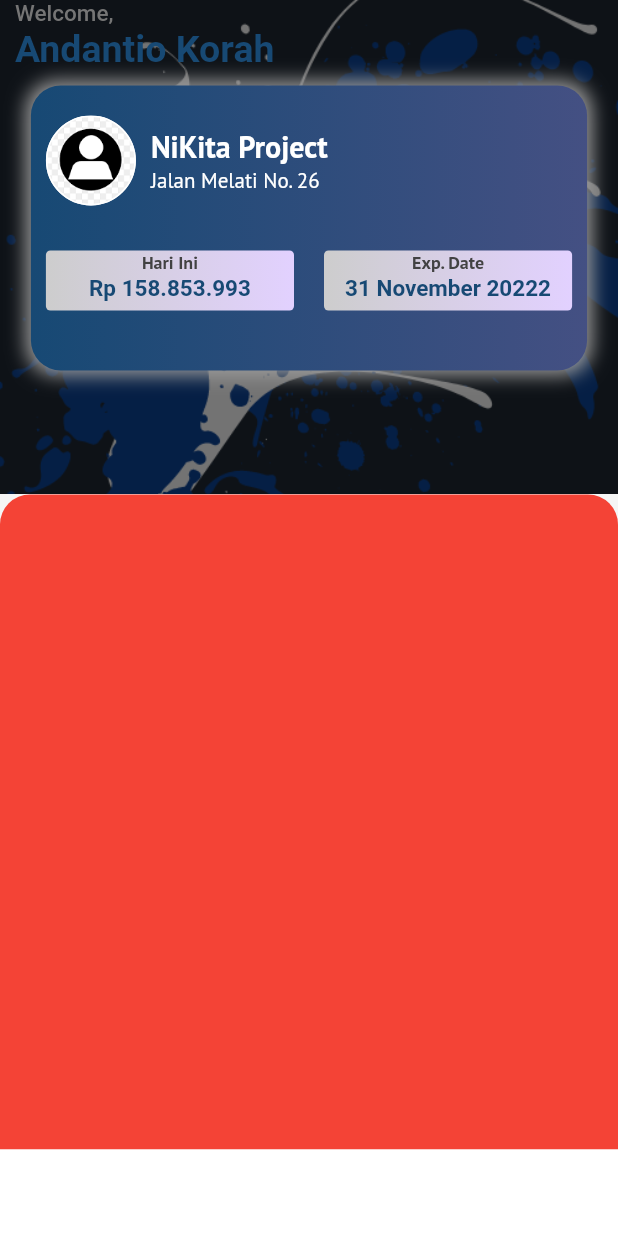
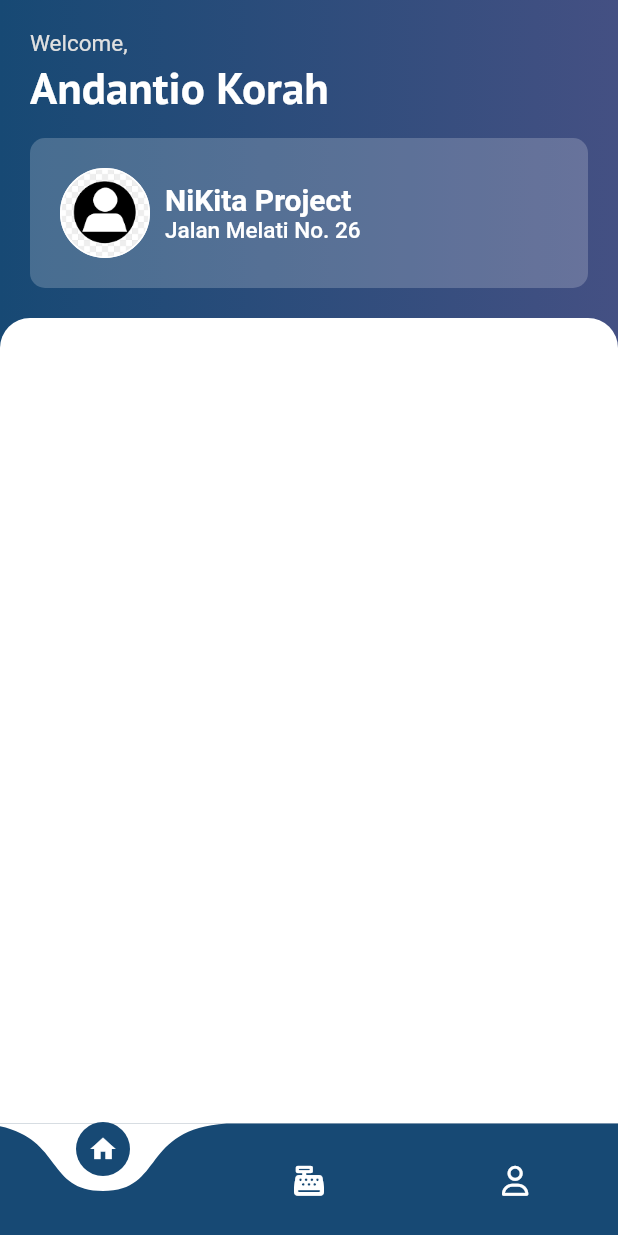
Before and after one commit to AndantioKorah/posumkm, a Flutter app: the HomePage screen opened directly, on a phone screen of 412 x 824 dp. Run offline on Flutter 3.47's test engine with Material 2 defaults, Android fonts, the phone set to English and light mode, and no system bars; drawn by our look-alikes of curved_navigation_bar; our stand-ins replace flutter_spinkit, font_awesome_flutter.

Commit message:
new home page

```diff
--- a/lib/homepage.dart
+++ b/lib/homepage.dart
@@ -2,9 +2,10 @@
 
 // import 'dart:ui';
 
+import 'package:curved_navigation_bar/curved_navigation_bar.dart';
 import 'package:flutter/material.dart';
+import 'package:font_awesome_flutter/font_awesome_flutter.dart';
 // import 'package:flutter_native_splash/flutter_native_splash.dart';
-
 
 class HomePage extends StatefulWidget {
   const HomePage({Key? key}) : super(key: key);
@@ -25,125 +26,41 @@ class _HomePageState extends State<HomePage> {
   @override
   Widget build(BuildContext context) {
     // var sizeScreen = MediaQuery.of(context).size;
-    // var theme = Theme.of(context);
+    var theme = Theme.of(context);
 
     return Scaffold(
         // backgroundColor: const Color.fromARGB(255, 227, 227, 227),
-      backgroundColor: Colors.grey[100],
-      body: Column(children: const [
-        // AppBar(),
-        TopWidget(),
-        BodyWidget(),
-        BottomWidget()
-      ]),
-    );
-  }
-}
-
-class BodyWidget extends StatelessWidget{
-  const BodyWidget({super.key});
-
-  @override
-  Widget build(BuildContext context) {
-    var sizeScreen = MediaQuery.of(context).size;
-
-    return Column(
-      children: [
-        Container(
-          height: sizeScreen.height * 0.53,
-          decoration: BoxDecoration(
-            color: Colors.red,
-            borderRadius: BorderRadius.only(
-              topLeft: Radius.circular(20),
-              topRight: Radius.circular(20)
+        backgroundColor: Colors.grey[500],
+        bottomNavigationBar: CurvedNavigationBar(
+          backgroundColor: Colors.white,
+          buttonBackgroundColor: theme.colorScheme.onPrimaryContainer,
+          color: theme.colorScheme.onPrimaryContainer,
+          animationCurve: Curves.linear,
+          animationDuration: Duration(milliseconds: 300),
+          items: const <Widget>[
+            Icon(
+              Icons.home,
+              size: 20,
+              color: Colors.white,
             ),
+            Icon(
+              FontAwesomeIcons.cashRegister,
+              size: 20,
+              color: Colors.white,
             ),
-        )
-      ],
-    );
-  }
-}
-
-class BottomWidget extends StatelessWidget{
-  const BottomWidget({super.key});
-
-  @override
-  Widget build(BuildContext context) {
-    var sizeScreen = MediaQuery.of(context).size;
-
-    return Column(
-      children: [
-        Container(
-          height: sizeScreen.height * 0.07,
-          decoration: BoxDecoration(
+            Icon(
+              FontAwesomeIcons.user,
+              size: 20,
               color: Colors.white,
-            // image: DecorationImage(
-            //   image: AssetImage("assets/images/bg-header-home.png"),
-            //   fit: BoxFit.cover,
-            // ),
-            // borderRadius: BorderRadius.only(
-            //   topLeft: Radius.circular(20),
-            //   topRight: Radius.circular(20)
-            // ),
-          ),
-        )
-      ],
-    );
-  }
-}
-
-class TopWidget extends StatelessWidget{
-  const TopWidget({super.key});
-
-  @override
-  Widget build(BuildContext context) {
-    var theme = Theme.of(context);
-    var sizeScreen = MediaQuery.of(context).size;
-
-    return Container(
-      height: sizeScreen.height * .40,
-      decoration: BoxDecoration(
-        image: DecorationImage(
-          image: AssetImage("assets/images/bg-header-home.png"),
-          fit: BoxFit.cover,
-        ),
-      ),
-      child: Column(
-        children: [
-          Container(
-            padding: EdgeInsets.symmetric(horizontal: 10),
-            child: Row(
-              children: [
-                Column(
-                  crossAxisAlignment: CrossAxisAlignment.start,
-                  children: [
-                    DefaultTextStyle(
-                      style: TextStyle(
-                        fontSize: 15,
-                        color: Colors.grey[600],
-                        fontWeight: FontWeight.w500,
-                        // fontFamily: 'PT-Sans'
-                      ),
-                      child: Text("Welcome,"),
-                    ),
-                    DefaultTextStyle(
-                      style: TextStyle(
-                        fontSize: 25,
-                        color: theme.colorScheme.onPrimaryContainer,
-                        fontWeight: FontWeight.bold,
-                        // fontFamily: 'PT-Sans',
-                      ),
-                      child: Text("Andantio Korah"),
             ),
           ],
+          onTap: (index) {
+            //Handle button tap
+          },
         ),
-              ],
-            ),
-          ),
-          SizedBox(height: 10,),
-          Container(
-            height: 190,
-            width: sizeScreen.width * 0.9,
+        body: Container(
+          width: double.infinity,
+          height: double.infinity,
           decoration: BoxDecoration(
             gradient: LinearGradient(
               begin: Alignment.centerLeft,
@@ -155,16 +72,25 @@ class TopWidget extends StatelessWidget{
                 // Color.fromRGBO(47, 56, 92, 1)
               ],
             ),
-              // image: DecorationImage(
-              //   image: AssetImage("assets/images/bg-header-home.png"),
-              //   fit: BoxFit.cover,
-              // ),
-              borderRadius: BorderRadius.only(
-                bottomLeft: Radius.circular(20),
-                bottomRight: Radius.circular(20),
-                topLeft: Radius.circular(20),
-                topRight: Radius.circular(20)
           ),
+          child: Column(children: [
+            TopWidget(),
+            BodyWidget(),
+          ]),
+        ));
+  }
+}
+
+class BottomWidget extends StatelessWidget {
+  @override
+  Widget build(BuildContext context) {
+    var sizeScreen = MediaQuery.of(context).size;
+    var theme = Theme.of(context);
+
+    return Container(
+      width: double.infinity,
+      height: sizeScreen.height * 0.1,
+      decoration: BoxDecoration(
         boxShadow: const [
           BoxShadow(
             color: Colors.grey,
@@ -172,16 +98,92 @@ class TopWidget extends StatelessWidget{
             blurRadius: 10,
             // offset: Offset(5, 5)
           )
-              ]
+        ],
+        color: Color.fromRGBO(37, 48, 97, 1),
+        // gradient: LinearGradient(
+        //   begin: Alignment.centerLeft,
+        //   end: Alignment.centerRight,
+        //   colors: [
+        //     theme.colorScheme.onPrimaryContainer,
+        //     Color.fromRGBO(68, 80, 131, 1),
+        //     // theme.colorScheme.onPrimaryContainer,
+        //     // Color.fromRGBO(47, 56, 92, 1)
+        //   ],
+        // ),
       ),
-            padding: EdgeInsets.all(10),
+      child: Container(),
+    );
+  }
+}
+
+class BodyWidget extends StatelessWidget {
+  @override
+  Widget build(BuildContext context) {
+    var sizeScreen = MediaQuery.of(context).size;
+
+    return Expanded(
+      child: Container(
+        width: double.infinity,
+        decoration: BoxDecoration(
+            color: Colors.white,
+            borderRadius: BorderRadius.only(
+                topLeft: Radius.circular(20), topRight: Radius.circular(20))),
+      ),
+    );
+  }
+}
+
+class TopWidget extends StatelessWidget {
+  const TopWidget({super.key});
+
+  @override
+  Widget build(BuildContext context) {
+    return Container(
+        width: double.infinity,
+        padding: EdgeInsets.all(20),
+        // margin: EdgeInsets.symmetric(vertical: 20),
+        // decoration: BoxDecoration(color: Colors.white),
         child: Column(
+          mainAxisAlignment: MainAxisAlignment.start,
+          crossAxisAlignment: CrossAxisAlignment.start,
           children: [
-                SizedBox(width: sizeScreen.width, ),
-                Column(
-                  children: [
-                    SizedBox(height: 10,),
-                    Row(
+            DefaultTextStyle(
+              style: TextStyle(
+                fontSize: 15,
+                color: Colors.grey[300],
+                fontWeight: FontWeight.w400,
+                // fontFamily: 'Rubik-Black'
+              ),
+              child: Text("Welcome,"),
+            ),
+            DefaultTextStyle(
+              style: TextStyle(
+                  fontSize: 30,
+                  color: Colors.white,
+                  fontWeight: FontWeight.bold,
+                  fontFamily: 'PT-Sans'),
+              child: Text("Andantio Korah"),
+            ),
+            Container(
+              width: double.infinity,
+              padding: EdgeInsets.all(20),
+              margin: EdgeInsets.only(top: 15),
+              decoration: BoxDecoration(
+                  color: Color.fromRGBO(255, 255, 255, 0.2),
+                  borderRadius: BorderRadius.all(Radius.circular(10))),
+              child: CardContentWidget(),
+            )
+          ],
+        ));
+  }
+}
+
+class CardContentWidget extends StatelessWidget {
+  @override
+  Widget build(BuildContext context) {
+    // var theme = Theme.of(context);
+
+    return Row(
       children: [
         Container(
           width: 60,
@@ -192,7 +194,7 @@ class TopWidget extends StatelessWidget{
               image: AssetImage("assets/images/default-merchant.png"),
               fit: BoxFit.cover,
             ),
-                            borderRadius: BorderRadius.all( Radius.circular(90.0)),
+            borderRadius: BorderRadius.all(Radius.circular(90.0)),
             border: Border.all(
               color: Colors.white,
               width: 1.0,
@@ -210,126 +212,22 @@ class TopWidget extends StatelessWidget{
                 fontSize: 20,
                 color: Colors.white,
                 fontWeight: FontWeight.bold,
-                                fontFamily: 'PT-Sans',
+                // fontFamily: 'PT-Sans',
               ),
               child: Text("NiKita Project"),
             ),
             DefaultTextStyle(
               style: TextStyle(
-                                fontSize: 14,
+                fontSize: 15,
                 color: Colors.white,
-                                fontWeight: FontWeight.normal,
-                                fontFamily: 'PT-Sans',
+                fontWeight: FontWeight.w500,
+                // fontFamily: 'PT-Sans',
               ),
               child: Text("Jalan Melati No. 26"),
             ),
           ],
         )
       ],
-                    ),
-                    SizedBox(height: 30,),
-                    Row(
-                      // crossAxisAlignment: CrossAxisAlignment.end,
-                      // mainAxisAlignment: MainAxisAlignment.end,
-                      children: [
-                        Expanded(
-                          child: Container(
-                            height: 40,
-                            width: sizeScreen.width * 0.4,
-                            decoration: BoxDecoration(
-                              gradient: LinearGradient(
-                                begin: Alignment.centerLeft,
-                                end: Alignment.centerRight,
-                                colors: const [
-                                  Color.fromARGB(255, 205, 205, 205),
-                                  Color.fromARGB(255, 226, 209, 255),
-                                  // theme.colorScheme.onPrimaryContainer,
-                                  // Color.fromRGBO(47, 56, 92, 1)
-                                ],
-                              ),
-                              borderRadius: BorderRadius.only(
-                                bottomLeft: Radius.circular(3),
-                                bottomRight: Radius.circular(3),
-                                topLeft: Radius.circular(3),
-                                topRight: Radius.circular(3)
-                              ),
-                            ),
-                            child: Column(children: [
-                              DefaultTextStyle(
-                                style: TextStyle(
-                                  fontSize: 12,
-                                  color: Colors.grey[800],
-                                  fontWeight: FontWeight.bold,
-                                  fontFamily: 'PT-Sans',
-                                ),
-                                child: Text("Hari Ini"),
-                              ),
-                              DefaultTextStyle(
-                                style: TextStyle(
-                                  fontSize: 15,
-                                  color: theme.colorScheme.onPrimaryContainer,
-                                  fontWeight: FontWeight.bold,
-                                  // fontFamily: 'PT-Sans',
-                                ),
-                                child: Text("Rp 158.853.993"),
-                              ),
-                            ]),
-                          ),
-                        ),
-                        SizedBox(width: 20,),
-                        Expanded(
-                          child: Container(
-                            height: 40,
-                            width: sizeScreen.width * 0.4,
-                            decoration: BoxDecoration(
-                              gradient: LinearGradient(
-                                begin: Alignment.centerLeft,
-                                end: Alignment.centerRight,
-                                colors: const [
-                                  Color.fromARGB(255, 205, 205, 205),
-                                  Color.fromARGB(255, 226, 209, 255),
-                                  // theme.colorScheme.onPrimaryContainer,
-                                  // Color.fromRGBO(47, 56, 92, 1)
-                                ],
-                              ),
-                              borderRadius: BorderRadius.only(
-                                bottomLeft: Radius.circular(3),
-                                bottomRight: Radius.circular(3),
-                                topLeft: Radius.circular(3),
-                                topRight: Radius.circular(3)
-                              ),
-                            ),
-                            child: Column(children: [
-                              DefaultTextStyle(
-                                style: TextStyle(
-                                  fontSize: 12,
-                                  color: Colors.grey[800],
-                                  fontWeight: FontWeight.bold,
-                                  fontFamily: 'PT-Sans',
-                                ),
-                                child: Text("Exp. Date"),
-                              ),
-                              DefaultTextStyle(
-                                style: TextStyle(
-                                  fontSize: 15,
-                                  color: theme.colorScheme.onPrimaryContainer,
-                                  fontWeight: FontWeight.bold,
-                                  // fontFamily: 'PT-Sans',
-                                ),
-                                child: Text("31 November 20222"),
-                              ),
-                            ]),
-                          ),
-                        )
-                      ],
-                    )
-                  ],
-                )
-              ],
-            ),
-          ),
-        ],
-      ),
     );
   }
 }
--- a/pubspec.yaml
+++ b/pubspec.yaml
@@ -40,6 +40,9 @@ dependencies:
   flutter_svg: ^2.0.6
   font_awesome_flutter: ^10.4.0
   page_transition: ^2.0.9
+  blurrycontainer: ^1.0.2
+  motion_tab_bar_v2: ^0.2.6
+  curved_navigation_bar: ^1.0.3
 
 flutter_native_splash:
   android: true
```
Also changed, not shown: pubspec.lock. Lines whose indentation alone changed are shown as unchanged.
